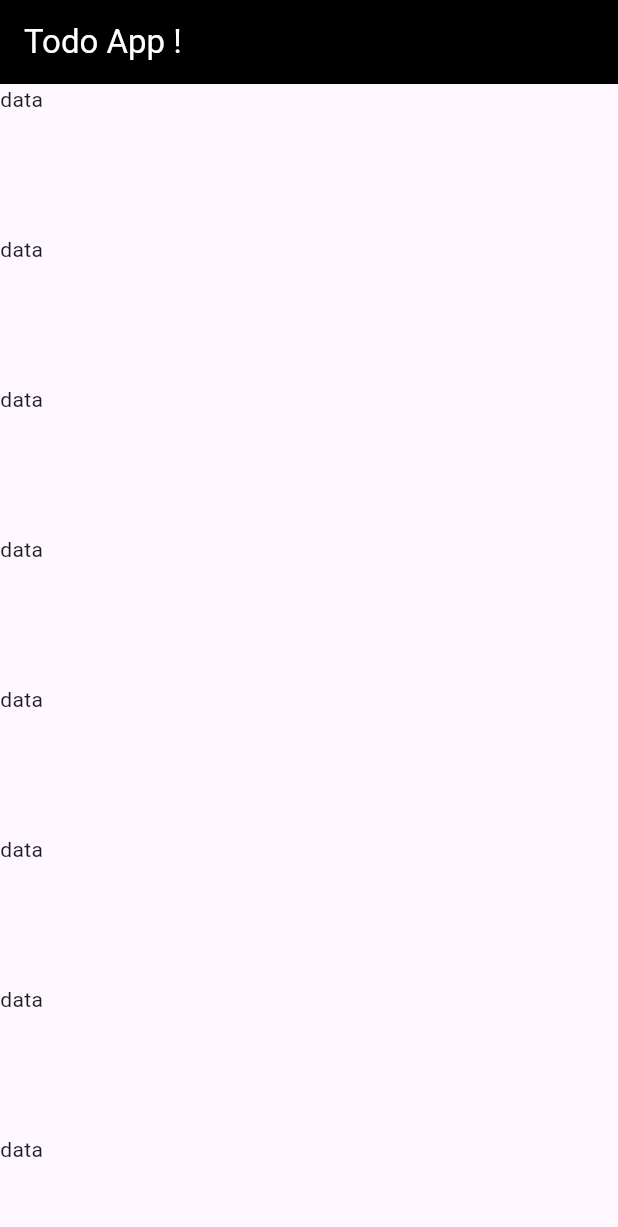
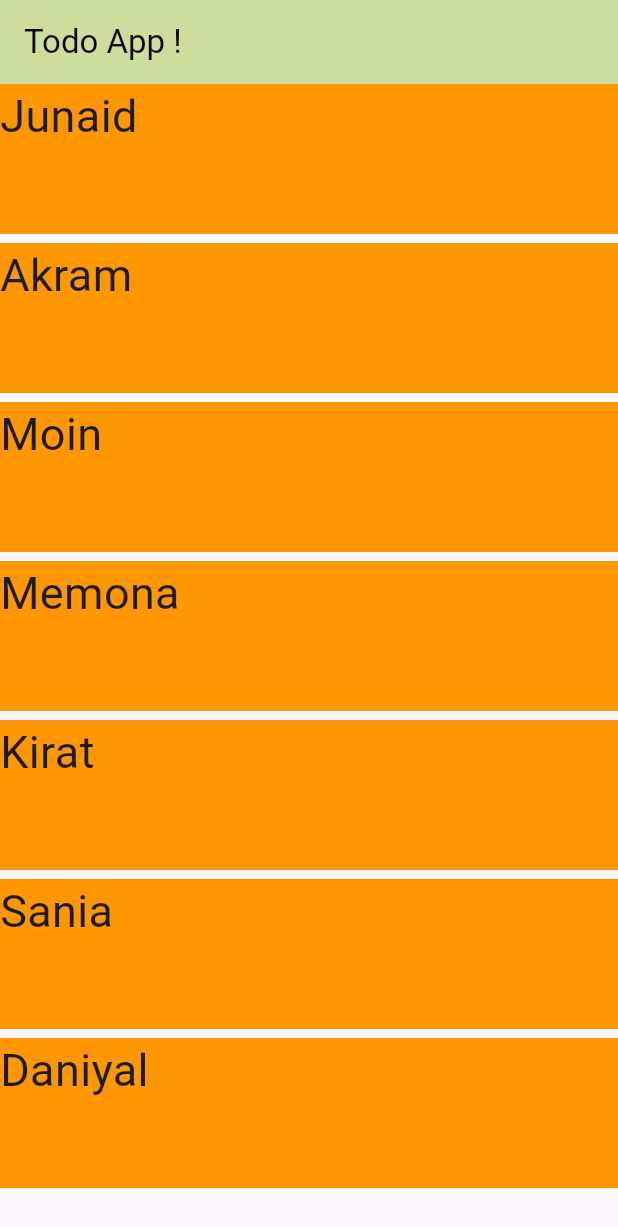
Before and after one commit to ashir227/Todo-App-Classes, a Flutter app: the screen it shows after launch, on a phone screen of 412 x 824 dp. Shown: the top 1227 px of the screen. Run offline on Flutter 3.47's test engine with Material 3 defaults, Android fonts, the light colour scheme and no system bars.

Commit message:
Todo new 2

```diff
--- a/lib/main.dart
+++ b/lib/main.dart
@@ -14,16 +14,35 @@ class MyApp extends StatefulWidget {
 class _MyAppState extends State<MyApp> {
   @override
   Widget build(BuildContext context) {
+    List data = [
+      "Junaid",
+      "Akram",
+      "Moin",
+      "Memona",
+      "Kirat",
+      "Sania",
+      "Daniyal",
+    ];
     return MaterialApp(
       home: Scaffold(
         appBar: AppBar(
-          backgroundColor: Colors.black,
-          title: Text("Todo App !", style: TextStyle(color: Colors.white)),
+          backgroundColor: const Color.fromARGB(102, 127, 184, 4),
+          title: Text(
+            "Todo App !",
+            style: TextStyle(color: const Color.fromARGB(255, 15, 7, 7)),
+          ),
         ),
         body: ListView.builder(
+          scrollDirection: Axis.vertical,
           itemBuilder: (context, int index) {
-            return Container(height: 100, child: Text("data"));
+            return Container(
+              margin: EdgeInsets.only(bottom: 6),
+              color: Colors.orange,
+              height: 100,
+              child: Text(data[index], style: TextStyle(fontSize: 30)),
+            );
           },
+          itemCount: data.length,
         ),
       ),
     );
```
